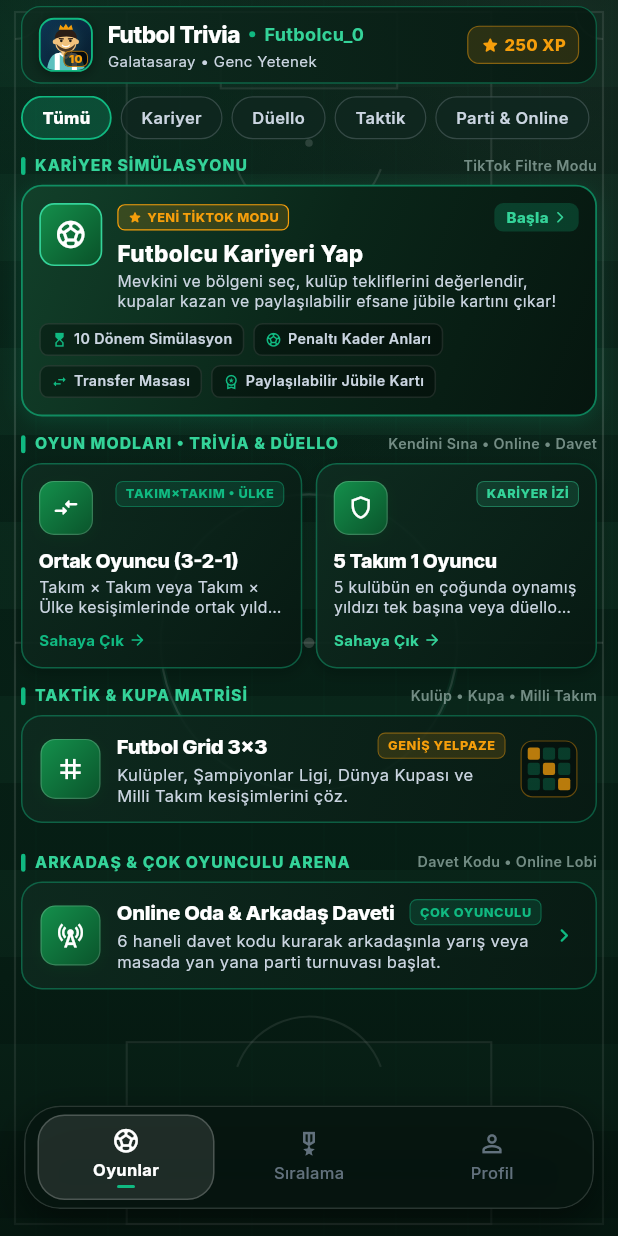
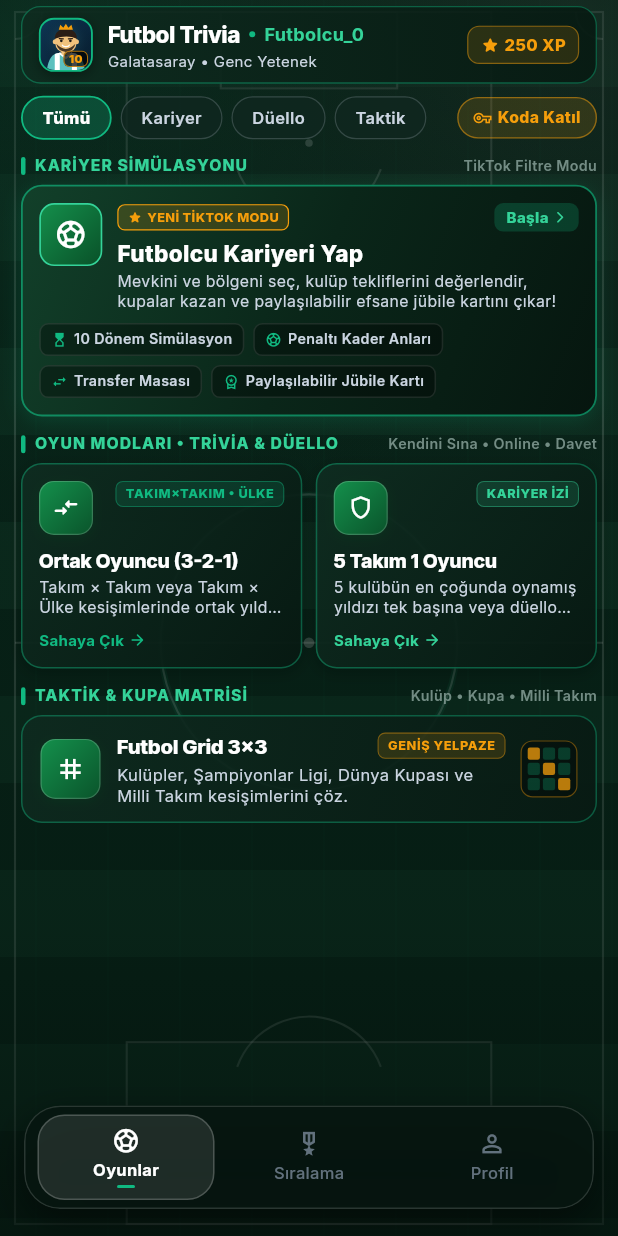
Before and after one commit to luxiq213/futbol-arena, a Flutter app: the screen it shows after launch, on a phone screen of 412 x 824 dp. Run offline on Flutter 3.47's test engine with Material 3 defaults, Android fonts, the phone set to English and light mode, and no system bars; our stand-ins replace google_fonts, shared_preferences; accounts and stored records are empty.

Commit message:
refactor(home): remove redundant lobby card and add compact Koda Katil pill

```diff
--- a/lib/views/home/home_screen.dart
+++ b/lib/views/home/home_screen.dart
@@ -258,10 +258,12 @@ class _HomeScreenState extends State<HomeScreen> {
       {'id': 'career', 'label': 'Kariyer'},
       {'id': 'duel', 'label': 'Düello'},
       {'id': 'tactics', 'label': 'Taktik'},
-      {'id': 'party', 'label': 'Parti & Online'},
     ];
 
-    return SingleChildScrollView(
+    return Row(
+      children: [
+        Expanded(
+          child: SingleChildScrollView(
             scrollDirection: Axis.horizontal,
             child: Row(
               children: categories.map((cat) {
@@ -299,6 +301,46 @@ class _HomeScreenState extends State<HomeScreen> {
                 );
               }).toList(),
             ),
+          ),
+        ),
+        const SizedBox(width: 6),
+        // Compact "Koda Katıl" shortcut pill so users with a 6-digit code don't need a full card
+        InkWell(
+          borderRadius: BorderRadius.circular(20),
+          onTap: () {
+            Navigator.push(
+              context,
+              MaterialPageRoute(builder: (_) => const LobbyHubScreen()),
+            );
+          },
+          child: Container(
+            padding: const EdgeInsets.symmetric(horizontal: 10, vertical: 5.5),
+            decoration: BoxDecoration(
+              color: AppColors.gold.withValues(alpha: 0.14),
+              borderRadius: BorderRadius.circular(20),
+              border: Border.all(
+                color: AppColors.gold.withValues(alpha: 0.50),
+                width: 0.9,
+              ),
+            ),
+            child: const Row(
+              mainAxisSize: MainAxisSize.min,
+              children: [
+                Icon(Icons.vpn_key_outlined, size: 12, color: AppColors.gold),
+                SizedBox(width: 4),
+                Text(
+                  'Koda Katıl',
+                  style: TextStyle(
+                    fontSize: 10.5,
+                    fontWeight: FontWeight.w800,
+                    color: AppColors.gold,
+                  ),
+                ),
+              ],
+            ),
+          ),
+        ),
+      ],
     );
   }
 
@@ -307,7 +349,6 @@ class _HomeScreenState extends State<HomeScreen> {
     final showCareer = showAll || _selectedCategory == 'career';
     final showDuel = showAll || _selectedCategory == 'duel';
     final showTactics = showAll || _selectedCategory == 'tactics';
-    final showParty = showAll || _selectedCategory == 'party';
 
     return Column(
       crossAxisAlignment: CrossAxisAlignment.stretch,
@@ -384,25 +425,6 @@ class _HomeScreenState extends State<HomeScreen> {
             },
           ),
           const SizedBox(height: 11),
-        ],
-
-        // 4. Bölüm: Arkadaş & Çok Oyunculu Lobi
-        if (showParty) ...[
-          _buildSectionHeader('ARKADAŞ & ÇOK OYUNCULU ARENA', 'Davet Kodu • Online Lobi'),
-          const SizedBox(height: 5),
-          GameModeCard(
-            title: 'Online Oda & Arkadaş Daveti',
-            subtitle: '6 haneli davet kodu kurarak arkadaşınla yarış veya masada yan yana parti turnuvası başlat.',
-            icon: Icons.cell_tower_outlined,
-            tag: 'ÇOK OYUNCULU',
-            tagColor: AppColors.pitchGreen,
-            onTap: () {
-              Navigator.push(
-                context,
-                MaterialPageRoute(builder: (_) => const LobbyHubScreen()),
-              );
-            },
-          ),
         ],
       ],
     );
```
Lines whose indentation alone changed are shown as unchanged.
